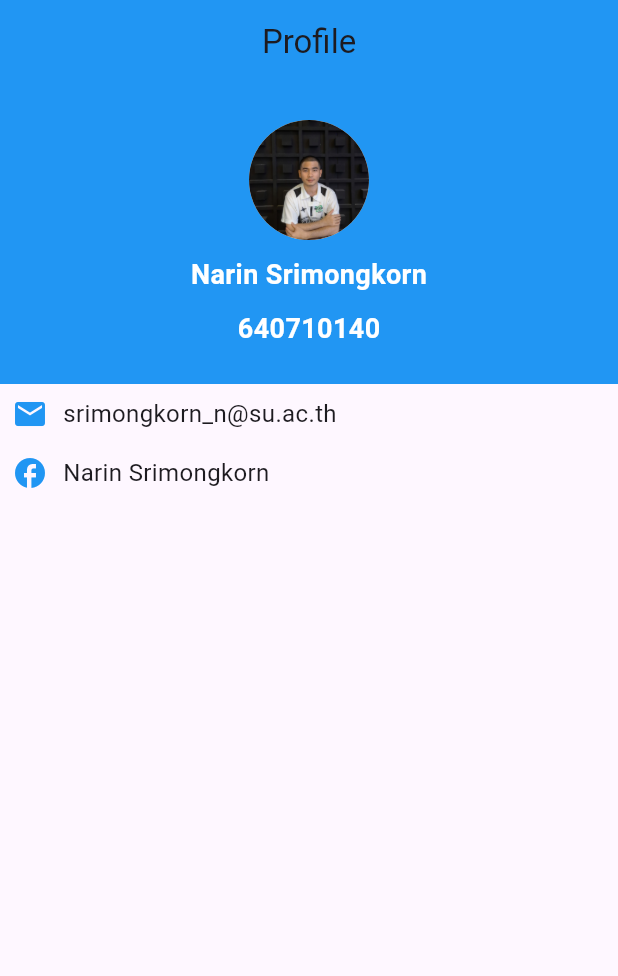
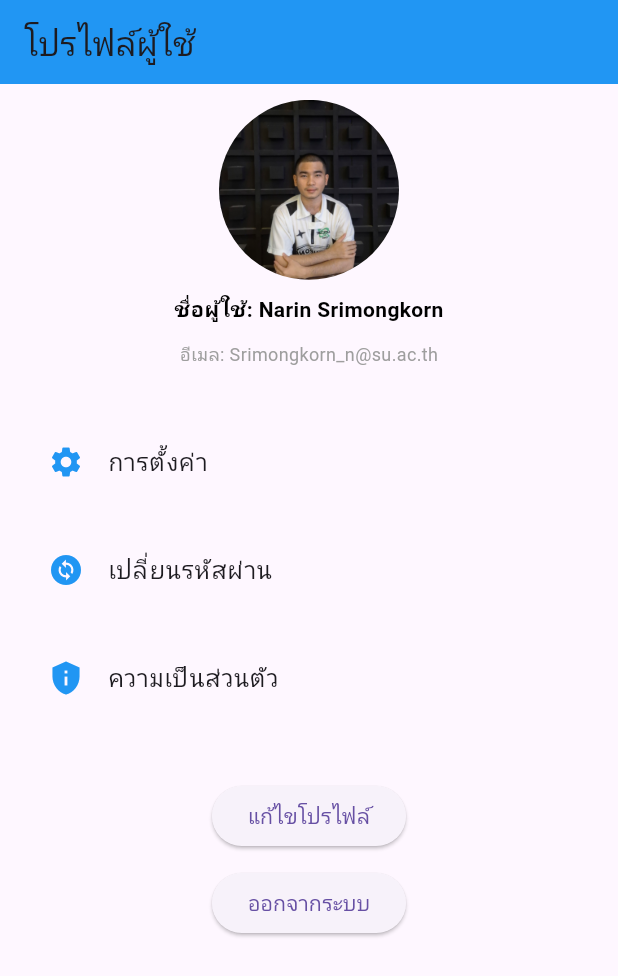
Before and after one commit to owensri/final_exam_640710140, a Flutter app: the screen it shows after launch, on a phone screen of 412 x 824 dp. Shown: the top 976 px of the screen. Run offline on Flutter 3.47's test engine with Material 3 defaults, Android fonts, the phone set to English and light mode, and no system bars.

Commit message:
final_exam640710140

```diff
--- /dev/null
+++ b/lib/answer1.dart
@@ -0,0 +1,124 @@
+import 'package:flutter/material.dart';
+
+class Answer1 extends StatefulWidget {
+  const Answer1({super.key});
+
+  @override
+  State<Answer1> createState() => _Answer1State();
+}
+
+class _Answer1State extends State<Answer1> {
+  @override
+  Widget build(BuildContext context) {
+    return MaterialApp(
+      home: Scaffold(
+        appBar: AppBar(
+          title: Text('โปรไฟล์ผู้ใช้'),
+          backgroundColor: Colors.blue,
+          centerTitle: false,
+        ),
+        body: Column(
+          children: [
+            SizedBox(
+              width: double.infinity,
+              height: 200,
+              child: Column(
+                mainAxisAlignment: MainAxisAlignment.center,
+                children: [
+                  Container(
+                    width: 120,
+                    height: 120,
+                    decoration: const BoxDecoration(
+                      shape: BoxShape.circle,
+                      image: DecorationImage(
+                        image: AssetImage('assets/Image.jpeg'),
+                        fit: BoxFit.cover,
+                      ),
+                      color: Colors.white,
+                    ),
+                  ),
+                  const SizedBox(height: 10),
+                  const Text(
+                    'ชื่อผู้ใช้: Narin Srimongkorn',
+                    style: TextStyle(
+                      fontSize: 14,
+                      color: Colors.black,
+                      fontWeight: FontWeight.bold,
+                    ),
+                  ),
+                  const SizedBox(height: 10),
+                  const Text(
+                    'อีเมล: Srimongkorn_n@su.ac.th',
+                    style: TextStyle(
+                      fontSize: 12,
+                      color: Colors.grey,
+                    ),
+                  ),
+                ],
+              ),
+            ),
+            Container(
+              padding: const EdgeInsets.all(16.0),
+              child: Column(
+                crossAxisAlignment: CrossAxisAlignment.start,
+                children: [
+                  ProfileItem(icon: Icons.settings, text: 'การตั้งค่า'),
+                  ProfileItem(icon: Icons.change_circle, text: 'เปลี่ยนรหัสผ่าน'),
+                  ProfileItem(icon: Icons.privacy_tip, text: 'ความเป็นส่วนตัว'),
+                ],
+              ),
+            ),
+            Container(
+                padding: const EdgeInsets.all(16.0),
+                child: Column(
+                  mainAxisAlignment: MainAxisAlignment.spaceAround,
+                  children: [
+                    ElevatedButton(
+                        onPressed: () {
+                          ScaffoldMessenger.of(context).showSnackBar(
+                            SnackBar(
+                              content: Text('แก้ไขโปรไฟล์'),
+                            ),
+                          );
+                        },
+                        child: Text('แก้ไขโปรไฟล์'),
+                    ),
+                    SizedBox(height: 10),
+                    ElevatedButton(
+                        onPressed: () {
+                          ScaffoldMessenger.of(context).showSnackBar(
+                            SnackBar(
+                              content: Text('ออกจากระบบ')
+                            ),
+                          );
+                        }, child: Text('ออกจากระบบ')
+                    ),
+                  ],
+                )
+
+            )
+          ],
+        ),
+      ),
+    );
+  }
+}
+
+class ProfileItem extends StatelessWidget {
+  final IconData icon;
+  final String text;
+
+  const ProfileItem({super.key, required this.icon, required this.text});
+
+  @override
+  Widget build(BuildContext context) {
+    return Container(
+      padding: const EdgeInsets.symmetric(vertical: 8.0),
+      child: ListTile(
+        leading: Icon(icon,color: Colors.blue,),
+        title: Text(text),
+        onTap: () {},
+      ),
+    );
+  }
+}
--- /dev/null
+++ b/lib/answer2.dart
@@ -0,0 +1,21 @@
+import 'package:flutter/material.dart';
+
+class Answer2 extends StatefulWidget {
+  const Answer2({super.key});
+
+  @override
+  State<Answer2> createState() => _Answer2State();
+}
+
+class _Answer2State extends State<Answer2> {
+  @override
+  Widget build(BuildContext context) {
+    return MaterialApp(
+      home: Scaffold(
+        appBar: AppBar(
+          title: Text('คำนวณค่าจัดส่ง'),
+        ),
+      ),
+    );
+  }
+}
--- a/lib/main.dart
+++ b/lib/main.dart
@@ -1,6 +1,8 @@
+import 'package:final_exam_640710140/answer1.dart';
+import 'package:final_exam_640710140/answer2.dart';
 import 'package:final_exam_640710140/profile.dart';
 import 'package:flutter/material.dart';
 
 void main() {
-  runApp(const Profile());
+  runApp(const Answer1());
 }
```
